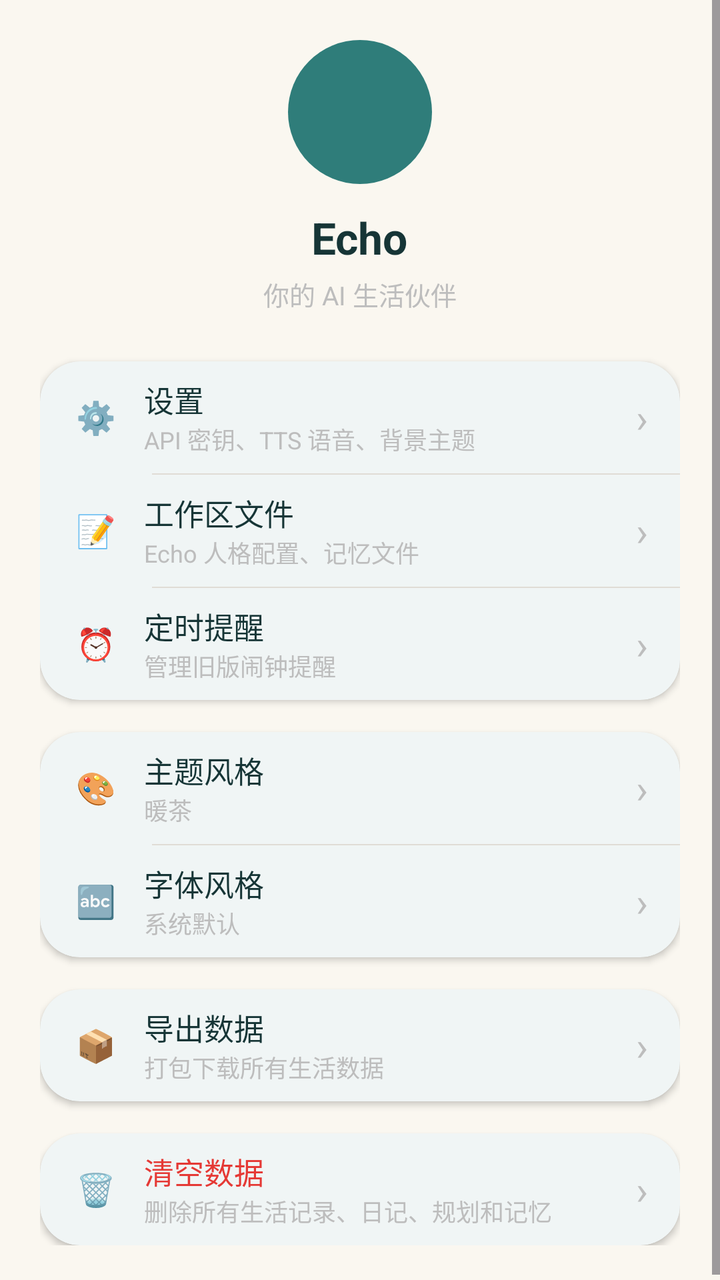
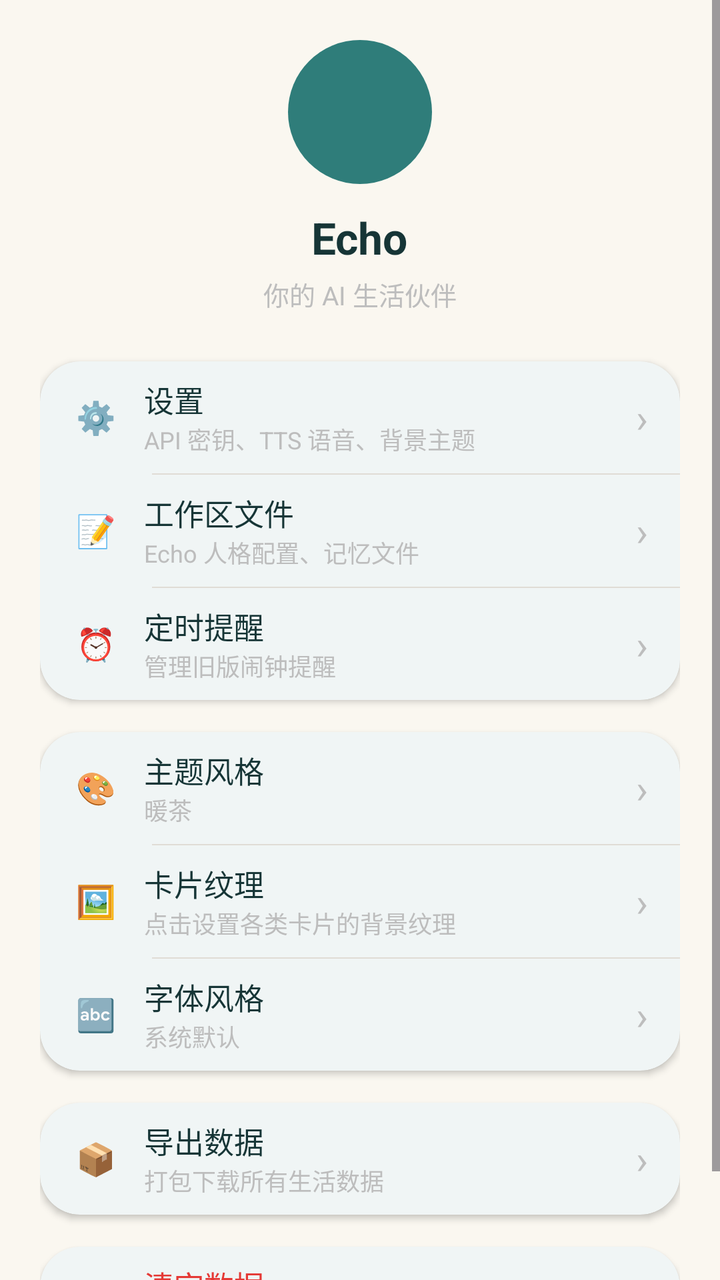

An Android layout rendered at two revisions. The XML below is the earlier revision; the diff shows what the commit changed to produce the second picture.
<!-- AndroidManifest.xml: application theme Theme.MyApplication -->
<!-- res/layout/activity_profile.xml -->
<?xml version="1.0" encoding="utf-8"?>
<ScrollView xmlns:android="http://schemas.android.com/apk/res/android"
    xmlns:app="http://schemas.android.com/apk/res-auto"
    android:layout_width="match_parent"
    android:layout_height="match_parent"
    android:background="?attr/echoBackground">

    <LinearLayout
        android:layout_width="match_parent"
        android:layout_height="wrap_content"
        android:orientation="vertical"
        android:padding="20dp">

        
        <LinearLayout
            android:layout_width="match_parent"
            android:layout_height="wrap_content"
            android:orientation="vertical"
            android:gravity="center"
            android:paddingBottom="24dp">

            <View
                android:id="@+id/avatar"
                android:layout_width="72dp"
                android:layout_height="72dp"
                android:background="@drawable/bg_send_button"
                android:layout_marginBottom="12dp" />

            <TextView
                android:layout_width="wrap_content"
                android:layout_height="wrap_content"
                android:text="Echo"
                android:textSize="22sp"
                android:textStyle="bold"
                android:textColor="?attr/echoTextPrimary" />

            <TextView
                android:layout_width="wrap_content"
                android:layout_height="wrap_content"
                android:text="@string/profile_subtitle"
                android:textSize="13sp"
                android:textColor="?attr/echoHint"
                android:layout_marginTop="4dp" />
        </LinearLayout>

        
        <com.google.android.material.card.MaterialCardView
            android:layout_width="match_parent"
            android:layout_height="wrap_content"
            app:cardCornerRadius="20dp"
            app:cardElevation="2dp"
            app:cardBackgroundColor="?attr/echoSurface"
            app:strokeWidth="0dp">

            <LinearLayout
                android:layout_width="match_parent"
                android:layout_height="wrap_content"
                android:orientation="vertical">

                <LinearLayout
                    android:id="@+id/entry_settings"
                    android:layout_width="match_parent"
                    android:layout_height="56dp"
                    android:orientation="horizontal"
                    android:gravity="center_vertical"
                    android:paddingHorizontal="16dp"
                    android:clickable="true"
                    android:focusable="true"
                    android:background="?android:attr/selectableItemBackground">

                    <TextView
                        android:layout_width="24dp"
                        android:layout_height="24dp"
                        android:gravity="center"
                        android:text="⚙️"
                        android:textSize="16sp" />

                    <LinearLayout
                        android:layout_width="0dp"
                        android:layout_height="wrap_content"
                        android:layout_weight="1"
                        android:orientation="vertical"
                        android:layout_marginStart="12dp">

                        <TextView
                            android:layout_width="wrap_content"
                            android:layout_height="wrap_content"
                            android:text="@string/profile_settings"
                            android:textSize="15sp"
                            android:textColor="?attr/echoTextPrimary" />

                        <TextView
                            android:layout_width="wrap_content"
                            android:layout_height="wrap_content"
                            android:text="@string/profile_settings_desc"
                            android:textSize="12sp"
                            android:textColor="?attr/echoHint" />
                    </LinearLayout>

                    <TextView
                        android:layout_width="wrap_content"
                        android:layout_height="wrap_content"
                        android:text="›"
                        android:textSize="20sp"
                        android:textColor="?attr/echoHint" />
                </LinearLayout>

                <View android:layout_width="match_parent" android:layout_height="0.5dp" android:background="?attr/echoBorder" android:layout_marginStart="56dp" />

                <LinearLayout
                    android:id="@+id/entry_workspace"
                    android:layout_width="match_parent"
                    android:layout_height="56dp"
                    android:orientation="horizontal"
                    android:gravity="center_vertical"
                    android:paddingHorizontal="16dp"
                    android:clickable="true"
                    android:focusable="true"
                    android:background="?android:attr/selectableItemBackground">

                    <TextView
                        android:layout_width="24dp"
                        android:layout_height="24dp"
                        android:gravity="center"
                        android:text="📝"
                        android:textSize="16sp" />

                    <LinearLayout
                        android:layout_width="0dp"
                        android:layout_height="wrap_content"
                        android:layout_weight="1"
                        android:orientation="vertical"
                        android:layout_marginStart="12dp">

                        <TextView
                            android:layout_width="wrap_content"
                            android:layout_height="wrap_content"
                            android:text="@string/profile_workspace"
                            android:textSize="15sp"
                            android:textColor="?attr/echoTextPrimary" />

                        <TextView
                            android:layout_width="wrap_content"
                            android:layout_height="wrap_content"
                            android:text="@string/profile_workspace_desc"
                            android:textSize="12sp"
                            android:textColor="?attr/echoHint" />
                    </LinearLayout>

                    <TextView
                        android:layout_width="wrap_content"
                        android:layout_height="wrap_content"
                        android:text="›"
                        android:textSize="20sp"
                        android:textColor="?attr/echoHint" />
                </LinearLayout>

                <View android:layout_width="match_parent" android:layout_height="0.5dp" android:background="?attr/echoBorder" android:layout_marginStart="56dp" />

                <LinearLayout
                    android:id="@+id/entry_schedules"
                    android:layout_width="match_parent"
                    android:layout_height="56dp"
                    android:orientation="horizontal"
                    android:gravity="center_vertical"
                    android:paddingHorizontal="16dp"
                    android:clickable="true"
                    android:focusable="true"
                    android:background="?android:attr/selectableItemBackground">

                    <TextView
                        android:layout_width="24dp"
                        android:layout_height="24dp"
                        android:gravity="center"
                        android:text="⏰"
                        android:textSize="16sp" />

                    <LinearLayout
                        android:layout_width="0dp"
                        android:layout_height="wrap_content"
                        android:layout_weight="1"
                        android:orientation="vertical"
                        android:layout_marginStart="12dp">

                        <TextView
                            android:layout_width="wrap_content"
                            android:layout_height="wrap_content"
                            android:text="@string/profile_schedules"
                            android:textSize="15sp"
                            android:textColor="?attr/echoTextPrimary" />

                        <TextView
                            android:layout_width="wrap_content"
                            android:layout_height="wrap_content"
                            android:text="@string/profile_schedules_desc"
                            android:textSize="12sp"
                            android:textColor="?attr/echoHint" />
                    </LinearLayout>

                    <TextView
                        android:layout_width="wrap_content"
                        android:layout_height="wrap_content"
                        android:text="›"
                        android:textSize="20sp"
                        android:textColor="?attr/echoHint" />
                </LinearLayout>
            </LinearLayout>
        </com.google.android.material.card.MaterialCardView>

        
        <com.google.android.material.card.MaterialCardView
            android:layout_width="match_parent"
            android:layout_height="wrap_content"
            android:layout_marginTop="16dp"
            app:cardCornerRadius="20dp"
            app:cardElevation="2dp"
            app:cardBackgroundColor="?attr/echoSurface"
            app:strokeWidth="0dp">

            <LinearLayout
                android:layout_width="match_parent"
                android:layout_height="wrap_content"
                android:orientation="vertical">

                <LinearLayout
                    android:id="@+id/entry_theme"
                    android:layout_width="match_parent"
                    android:layout_height="56dp"
                    android:orientation="horizontal"
                    android:gravity="center_vertical"
                    android:paddingHorizontal="16dp"
                    android:clickable="true"
                    android:focusable="true"
                    android:background="?android:attr/selectableItemBackground">

                    <TextView
                        android:layout_width="24dp"
                        android:layout_height="24dp"
                        android:gravity="center"
                        android:text="🎨"
                        android:textSize="16sp" />

                    <LinearLayout
                        android:layout_width="0dp"
                        android:layout_height="wrap_content"
                        android:layout_weight="1"
                        android:orientation="vertical"
                        android:layout_marginStart="12dp">

                        <TextView
                            android:layout_width="wrap_content"
                            android:layout_height="wrap_content"
                            android:text="@string/profile_theme"
                            android:textSize="15sp"
                            android:textColor="?attr/echoTextPrimary" />

                        <TextView
                            android:id="@+id/tv_theme_current"
                            android:layout_width="wrap_content"
                            android:layout_height="wrap_content"
                            android:text="@string/theme_warm_tea"
                            android:textSize="12sp"
                            android:textColor="?attr/echoHint" />
                    </LinearLayout>

                    <TextView
                        android:layout_width="wrap_content"
                        android:layout_height="wrap_content"
                        android:text="›"
                        android:textSize="20sp"
                        android:textColor="?attr/echoHint" />
                </LinearLayout>

                <View android:layout_width="match_parent" android:layout_height="0.5dp" android:background="?attr/echoBorder" android:layout_marginStart="56dp" />

                <LinearLayout
                    android:id="@+id/entry_font"
                    android:layout_width="match_parent"
                    android:layout_height="56dp"
                    android:orientation="horizontal"
                    android:gravity="center_vertical"
                    android:paddingHorizontal="16dp"
                    android:clickable="true"
                    android:focusable="true"
                    android:background="?android:attr/selectableItemBackground">

                    <TextView
                        android:layout_width="24dp"
                        android:layout_height="24dp"
                        android:gravity="center"
                        android:text="🔤"
                        android:textSize="16sp" />

                    <LinearLayout
                        android:layout_width="0dp"
                        android:layout_height="wrap_content"
                        android:layout_weight="1"
                        android:orientation="vertical"
                        android:layout_marginStart="12dp">

                        <TextView
                            android:layout_width="wrap_content"
                            android:layout_height="wrap_content"
                            android:text="@string/profile_font"
                            android:textSize="15sp"
                            android:textColor="?attr/echoTextPrimary" />

                        <TextView
                            android:id="@+id/tv_font_current"
                            android:layout_width="wrap_content"
                            android:layout_height="wrap_content"
                            android:text="@string/font_default"
                            android:textSize="12sp"
                            android:textColor="?attr/echoHint" />
                    </LinearLayout>

                    <TextView
                        android:layout_width="wrap_content"
                        android:layout_height="wrap_content"
                        android:text="›"
                        android:textSize="20sp"
                        android:textColor="?attr/echoHint" />
                </LinearLayout>
            </LinearLayout>
        </com.google.android.material.card.MaterialCardView>

        
        <com.google.android.material.card.MaterialCardView
            android:layout_width="match_parent"
            android:layout_height="wrap_content"
            android:layout_marginTop="16dp"
            app:cardCornerRadius="20dp"
            app:cardElevation="2dp"
            app:cardBackgroundColor="?attr/echoSurface"
            app:strokeWidth="0dp">

            <LinearLayout
                android:layout_width="match_parent"
                android:layout_height="wrap_content"
                android:orientation="vertical">

                <LinearLayout
                    android:id="@+id/entry_export"
                    android:layout_width="match_parent"
                    android:layout_height="56dp"
                    android:orientation="horizontal"
                    android:gravity="center_vertical"
                    android:paddingHorizontal="16dp"
                    android:clickable="true"
                    android:focusable="true"
                    android:background="?android:attr/selectableItemBackground">

                    <TextView
                        android:layout_width="24dp"
                        android:layout_height="24dp"
                        android:gravity="center"
                        android:text="📦"
                        android:textSize="16sp" />

                    <LinearLayout
                        android:layout_width="0dp"
                        android:layout_height="wrap_content"
                        android:layout_weight="1"
                        android:orientation="vertical"
                        android:layout_marginStart="12dp">

                        <TextView
                            android:layout_width="wrap_content"
                            android:layout_height="wrap_content"
                            android:text="@string/profile_export"
                            android:textSize="15sp"
                            android:textColor="?attr/echoTextPrimary" />

                        <TextView
                            android:layout_width="wrap_content"
                            android:layout_height="wrap_content"
                            android:text="@string/profile_export_desc"
                            android:textSize="12sp"
                            android:textColor="?attr/echoHint" />
                    </LinearLayout>

                    <TextView
                        android:layout_width="wrap_content"
                        android:layout_height="wrap_content"
                        android:text="›"
                        android:textSize="20sp"
                        android:textColor="?attr/echoHint" />
                </LinearLayout>
            </LinearLayout>
        </com.google.android.material.card.MaterialCardView>

        
        <com.google.android.material.card.MaterialCardView
            android:layout_width="match_parent"
            android:layout_height="wrap_content"
            android:layout_marginTop="16dp"
            app:cardCornerRadius="20dp"
            app:cardElevation="2dp"
            app:cardBackgroundColor="?attr/echoSurface"
            app:strokeWidth="0dp">

            <LinearLayout
                android:layout_width="match_parent"
                android:layout_height="wrap_content"
                android:orientation="vertical">

                <LinearLayout
                    android:id="@+id/entry_clear_data"
                    android:layout_width="match_parent"
                    android:layout_height="56dp"
                    android:orientation="horizontal"
                    android:gravity="center_vertical"
                    android:paddingHorizontal="16dp"
                    android:clickable="true"
                    android:focusable="true"
                    android:background="?android:attr/selectableItemBackground">

                    <TextView
                        android:layout_width="24dp"
                        android:layout_height="24dp"
                        android:gravity="center"
                        android:text="🗑️"
                        android:textSize="16sp" />

                    <LinearLayout
                        android:layout_width="0dp"
                        android:layout_height="wrap_content"
                        android:layout_weight="1"
                        android:orientation="vertical"
                        android:layout_marginStart="12dp">

                        <TextView
                            android:layout_width="wrap_content"
                            android:layout_height="wrap_content"
                            android:text="清空数据"
                            android:textSize="15sp"
                            android:textColor="?attr/echoDestructive" />

                        <TextView
                            android:layout_width="wrap_content"
                            android:layout_height="wrap_content"
                            android:text="删除所有生活记录、日记、规划和记忆"
                            android:textSize="12sp"
                            android:textColor="?attr/echoHint" />
                    </LinearLayout>

                    <TextView
                        android:layout_width="wrap_content"
                        android:layout_height="wrap_content"
                        android:text="›"
                        android:textSize="20sp"
                        android:textColor="?attr/echoHint" />
                </LinearLayout>
            </LinearLayout>
        </com.google.android.material.card.MaterialCardView>

    </LinearLayout>
</ScrollView>
<!-- resources referenced by this layout -->
<resources>
  <!-- drawable bg_send_button (drawable) -->
  <?xml version="1.0" encoding="utf-8"?>
  <shape xmlns:android="http://schemas.android.com/apk/res/android"
      android:shape="oval">
      <solid android:color="?attr/echoPrimary" />
  </shape>
  <string name="font_default">系统默认</string>
  <string name="profile_export">导出数据</string>
  <string name="profile_export_desc">打包下载所有生活数据</string>
  <string name="profile_font">字体风格</string>
  <string name="profile_schedules">定时提醒</string>
  <string name="profile_schedules_desc">管理旧版闹钟提醒</string>
  <string name="profile_settings">设置</string>
  <string name="profile_settings_desc">API 密钥、TTS 语音、背景主题</string>
  <string name="profile_subtitle">你的 AI 生活伙伴</string>
  <string name="profile_theme">主题风格</string>
  <string name="profile_workspace">工作区文件</string>
  <string name="profile_workspace_desc">Echo 人格配置、记忆文件</string>
  <string name="theme_warm_tea">暖茶</string>
  <style name="Theme.MyApplication" parent="Theme.MyApplication.Base">
          <item name="echoPrimary">#2F7D7A</item>
          <item name="echoPrimaryDark">#1E5553</item>
          <item name="echoBackground">#FAF7F0</item>
          <item name="echoSurface">#FFFFFF</item>
          <item name="echoSurfaceVariant">#F3EFE7</item>
          <item name="echoTextPrimary">#163536</item>
          <item name="echoTextSecondary">#7A7A7A</item>
          <item name="echoAccent">#E9C98F</item>
          <item name="echoOnPrimary">#FFFFFF</item>
          <item name="echoBorder">#E0DCD5</item>
          <item name="echoDestructive">#E53935</item>
          <item name="echoHint">#BDBDBD</item>
          <item name="echoBubbleUser">#2F7D7A</item>
          <item name="echoBubbleAssistant">#F3EFE7</item>
          <item name="echoToolInfoBg">#F3EFE7</item>
      </style>
  <style name="Theme.MyApplication.Base" parent="Theme.Material3.DayNight.NoActionBar">
          
          <item name="colorPrimary">?attr/echoPrimary</item>
          <item name="colorPrimaryDark">?attr/echoPrimaryDark</item>
          <item name="colorAccent">?attr/echoPrimary</item>
          <item name="android:colorBackground">?attr/echoBackground</item>
          <item name="colorSurface">?attr/echoSurface</item>
          <item name="colorOnPrimary">?attr/echoOnPrimary</item>
          <item name="colorOnSurface">?attr/echoTextPrimary</item>
          <item name="android:statusBarColor">?attr/echoBackground</item>
      </style>
</resources>

<!-- the commit's change to res/layout/activity_profile.xml (unified diff, before → after) -->
@@ -274,6 +274,57 @@
                 <View android:layout_width="match_parent" android:layout_height="0.5dp" android:background="?attr/echoBorder" android:layout_marginStart="56dp" />
 
                 <LinearLayout
+                    android:id="@+id/entry_card_texture"
+                    android:layout_width="match_parent"
+                    android:layout_height="56dp"
+                    android:orientation="horizontal"
+                    android:gravity="center_vertical"
+                    android:paddingHorizontal="16dp"
+                    android:clickable="true"
+                    android:focusable="true"
+                    android:background="?android:attr/selectableItemBackground">
+
+                    <TextView
+                        android:layout_width="24dp"
+                        android:layout_height="24dp"
+                        android:gravity="center"
+                        android:text="🖼️"
+                        android:textSize="16sp" />
+
+                    <LinearLayout
+                        android:layout_width="0dp"
+                        android:layout_height="wrap_content"
+                        android:layout_weight="1"
+                        android:orientation="vertical"
+                        android:layout_marginStart="12dp">
+
+                        <TextView
+                            android:layout_width="wrap_content"
+                            android:layout_height="wrap_content"
+                            android:text="卡片纹理"
+                            android:textSize="15sp"
+                            android:textColor="?attr/echoTextPrimary" />
+
+                        <TextView
+                            android:id="@+id/tv_card_texture_summary"
+                            android:layout_width="wrap_content"
+                            android:layout_height="wrap_content"
+                            android:text="点击设置各类卡片的背景纹理"
+                            android:textSize="12sp"
+                            android:textColor="?attr/echoHint" />
+                    </LinearLayout>
+
+                    <TextView
+                        android:layout_width="wrap_content"
+                        android:layout_height="wrap_content"
+                        android:text="›"
+                        android:textSize="20sp"
+                        android:textColor="?attr/echoHint" />
+                </LinearLayout>
+
+                <View android:layout_width="match_parent" android:layout_height="0.5dp" android:background="?attr/echoBorder" android:layout_marginStart="56dp" />
+
+                <LinearLayout
                     android:id="@+id/entry_font"
                     android:layout_width="match_parent"
                     android:layout_height="56dp"
